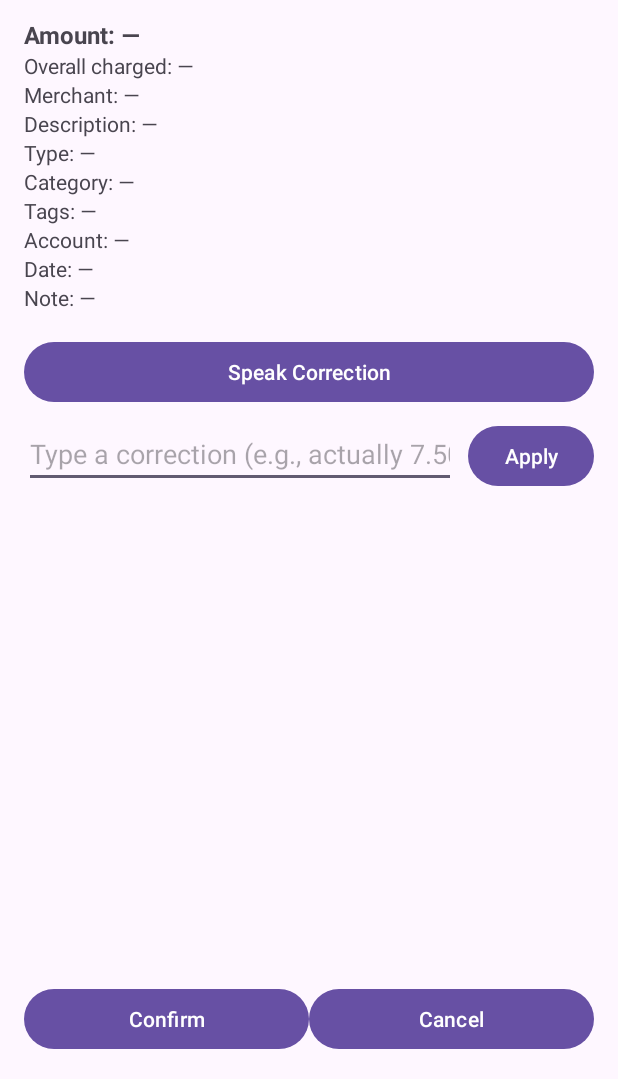
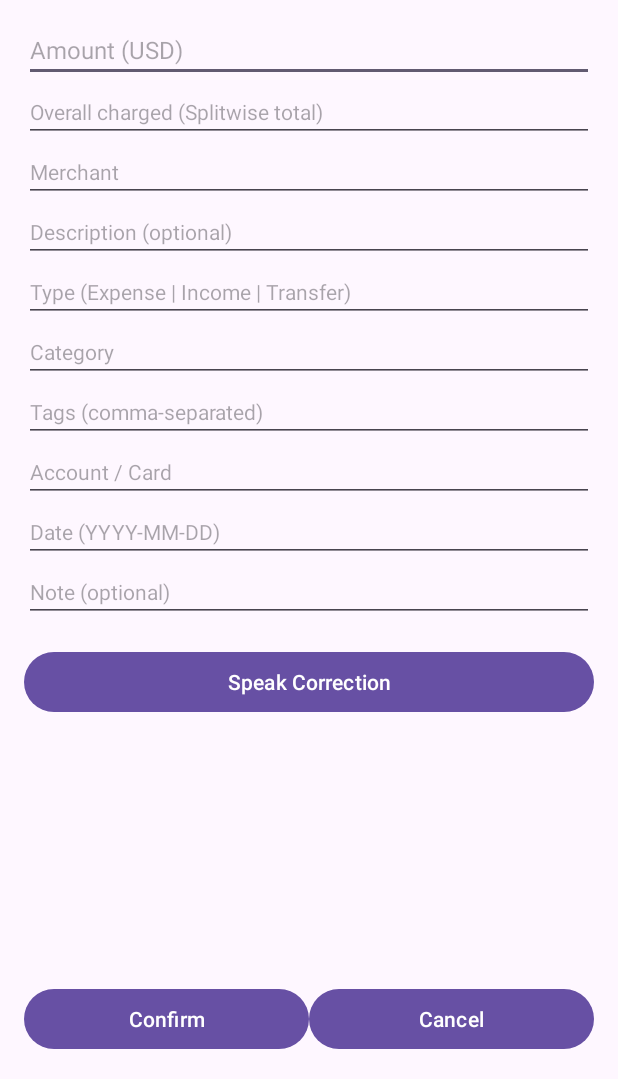
Before and after one commit to imkacarlson/voice-expense-tracker, an Android app: the TransactionConfirmationActivity screen opened directly, with no data from a screen before it, on a phone screen of 412 x 824 dp, the part 157-1236 px from its top. Run offline under Robolectric (Android 15) with nearby library versions, the light colour scheme and no system bars; our stand-ins replace Dagger/Hilt's generated code; libraries missing offline, so code that uses them is left out: androidx.hilt.work; 1 statement that could not run was skipped.

Commit message:
Confirmation UI: make all fields directly editable and remove freeform typed correction.\n\n- Replace read-only TextViews with EditTexts for amount, overall, merchant, description, type, category, tags, account, date, note\n- Remove typed correction row; keep Speak Correction button\n- On Confirm, parse inputs, validate, persist draft via ViewModel, then confirm + enqueue\n- Add field hint strings and basic input validation

```diff
--- a/app/src/main/res/layout/activity_transaction_confirmation.xml
+++ b/app/src/main/res/layout/activity_transaction_confirmation.xml
@@ -41,76 +41,85 @@
                 android:orientation="vertical"
                 android:layout_marginBottom="16dp">
 
-                <TextView
+                <EditText
                     android:id="@+id/field_amount"
                     android:layout_width="match_parent"
                     android:layout_height="wrap_content"
-                    android:textSize="16sp"
-                    android:text="Amount: —"
-                    android:textStyle="bold" />
+                    android:hint="@string/hint_amount"
+                    android:inputType="numberDecimal"
+                    android:textSize="16sp" />
 
-                <TextView
+                <EditText
                     android:id="@+id/field_overall"
                     android:layout_width="match_parent"
                     android:layout_height="wrap_content"
-                    android:textSize="14sp"
-                    android:text="Overall charged: —" />
+                    android:hint="@string/hint_overall"
+                    android:inputType="numberDecimal"
+                    android:textSize="14sp" />
 
-                <TextView
+                <EditText
                     android:id="@+id/field_merchant"
                     android:layout_width="match_parent"
                     android:layout_height="wrap_content"
-                    android:textSize="14sp"
-                    android:text="Merchant: —" />
+                    android:hint="@string/hint_merchant"
+                    android:inputType="textCapWords"
+                    android:textSize="14sp" />
 
-                <TextView
+                <EditText
                     android:id="@+id/field_description"
                     android:layout_width="match_parent"
                     android:layout_height="wrap_content"
-                    android:textSize="14sp"
-                    android:text="Description: —" />
+                    android:hint="@string/hint_description"
+                    android:inputType="textCapSentences"
+                    android:textSize="14sp" />
 
-                <TextView
+                <EditText
                     android:id="@+id/field_type"
                     android:layout_width="match_parent"
                     android:layout_height="wrap_content"
-                    android:textSize="14sp"
-                    android:text="Type: —" />
+                    android:hint="@string/hint_type"
+                    android:inputType="textCapWords"
+                    android:textSize="14sp" />
 
-                <TextView
+                <EditText
                     android:id="@+id/field_category"
                     android:layout_width="match_parent"
                     android:layout_height="wrap_content"
-                    android:textSize="14sp"
-                    android:text="Category: —" />
+                    android:hint="@string/hint_category"
+                    android:inputType="textCapWords"
+                    android:textSize="14sp" />
 
-                <TextView
+                <EditText
                     android:id="@+id/field_tags"
                     android:layout_width="match_parent"
                     android:layout_height="wrap_content"
-                    android:textSize="14sp"
-                    android:text="Tags: —" />
+                    android:hint="@string/hint_tags"
+                    android:inputType="textCapWords"
+                    android:textSize="14sp" />
 
-                <TextView
+                <EditText
                     android:id="@+id/field_account"
                     android:layout_width="match_parent"
                     android:layout_height="wrap_content"
-                    android:textSize="14sp"
-                    android:text="Account: —" />
+                    android:hint="@string/hint_account"
+                    android:inputType="textCapWords"
+                    android:textSize="14sp" />
 
-                <TextView
+                <EditText
                     android:id="@+id/field_date"
                     android:layout_width="match_parent"
                     android:layout_height="wrap_content"
-                    android:textSize="14sp"
-                    android:text="Date: —" />
+                    android:hint="@string/hint_date"
+                    android:inputType="date"
+                    android:textSize="14sp" />
 
-                <TextView
+                <EditText
                     android:id="@+id/field_note"
                     android:layout_width="match_parent"
                     android:layout_height="wrap_content"
-                    android:textSize="14sp"
-                    android:text="Note: —" />
+                    android:hint="@string/hint_note"
+                    android:inputType="textCapSentences"
+                    android:textSize="14sp" />
             </LinearLayout>
 
             <!-- Voice correction actions -->
@@ -121,35 +130,7 @@
                 android:minHeight="48dp"
                 android:text="@string/speak_correction" />
 
-            <!-- Typed corrections for emulator/testing -->
-            <LinearLayout
-                android:layout_width="match_parent"
-                android:layout_height="wrap_content"
-                android:orientation="horizontal"
-                android:layout_marginTop="8dp"
-                android:layout_marginBottom="16dp">
-
-                <EditText
-                    android:id="@+id/input_correction"
-                    android:layout_width="0dp"
-                    android:layout_height="wrap_content"
-                    android:layout_weight="1"
-                    android:hint="@string/type_correction_hint"
-                    android:imeOptions="actionDone"
-                    android:singleLine="true" />
-
-                <View
-                    android:layout_width="8dp"
-                    android:layout_height="match_parent" />
-
-                <Button
-                    android:id="@+id/btn_apply_correction"
-                    android:layout_width="wrap_content"
-                    android:layout_height="wrap_content"
-                    android:minWidth="80dp"
-                    android:minHeight="48dp"
-                    android:text="@string/apply_correction" />
-            </LinearLayout>
+            <!-- Removed freeform typed correction row as per UX change -->
         </LinearLayout>
     </ScrollView>
 
--- a/app/src/main/res/values/strings.xml
+++ b/app/src/main/res/values/strings.xml
@@ -48,6 +48,18 @@
     <string name="error_empty_input">Please enter some text</string>
     <string name="creating_draft">Creating draft…</string>
 
+    <!-- Confirmation editable field hints -->
+    <string name="hint_amount">Amount (USD)</string>
+    <string name="hint_overall">Overall charged (Splitwise total)</string>
+    <string name="hint_merchant">Merchant</string>
+    <string name="hint_description">Description (optional)</string>
+    <string name="hint_type">Type (Expense | Income | Transfer)</string>
+    <string name="hint_category">Category</string>
+    <string name="hint_tags">Tags (comma-separated)</string>
+    <string name="hint_account">Account / Card</string>
+    <string name="hint_date">Date (YYYY-MM-DD)</string>
+    <string name="hint_note">Note (optional)</string>
+
     <!-- Developer options -->
     <string name="asr_online_fallback_label">Allow online ASR fallback (dev)</string>
     <string name="asr_fallback_enabled">Online ASR fallback enabled</string>
```
Also changed, not shown: app/src/main/java/com/voiceexpense/ui/confirmation/ConfirmationViewModel.kt (+7 -0 lines), app/src/main/java/com/voiceexpense/ui/confirmation/TransactionConfirmationActivity.kt (+77 -35 lines).
